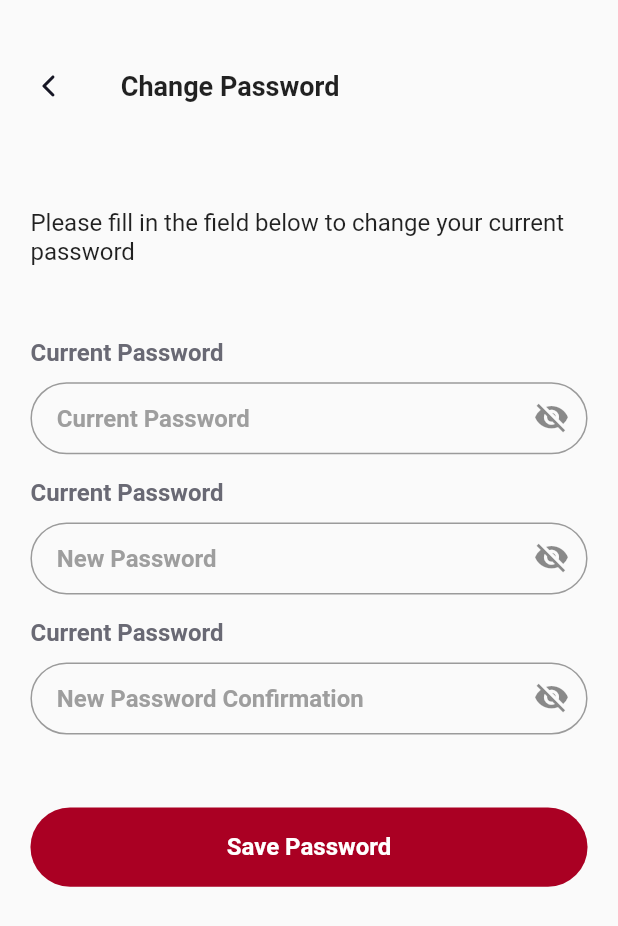
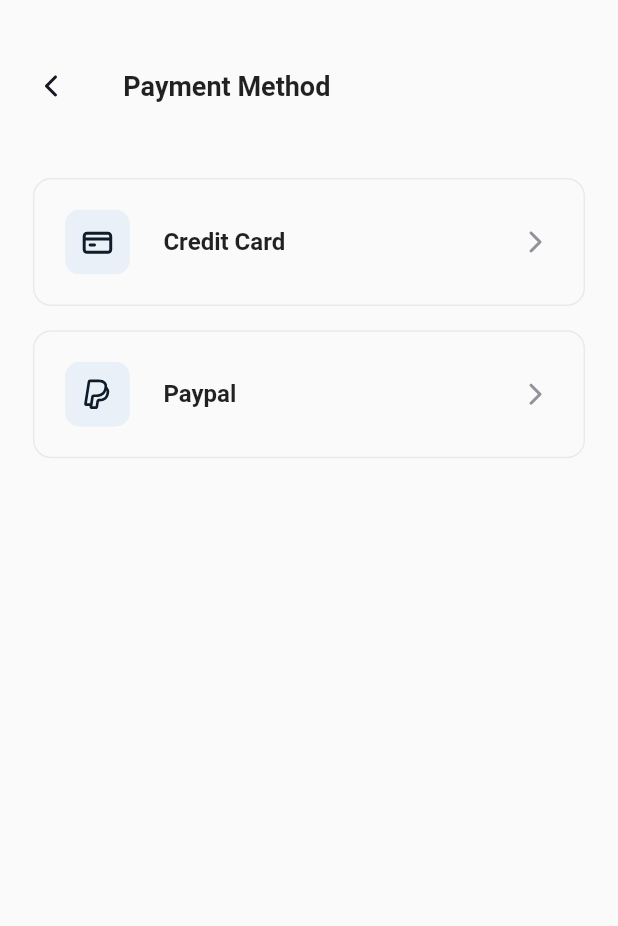
Before and after one commit to AbduraxmonAbdugafurovv/Organico_App, a Flutter app: the screen it shows after launch, on a phone screen of 412 x 824 dp. Shown: the top 926 px of the screen. Run offline on Flutter 3.47's test engine with Material 2 defaults, Android fonts, the phone set to English and light mode, and no system bars; our stand-ins replace bloc, connectivity_plus, flutter_bloc, flutter_screenutil, flutter_svg.

Commit message:
payment method

```diff
--- a/lib/core/constant/constant.dart
+++ b/lib/core/constant/constant.dart
@@ -9,6 +9,7 @@ class FontConst {
 }
 
 class ColorConst {
+  static Color greyAccent = const Color.fromRGBO(234, 234, 234, 1);
   static Color redColor = const Color(0xffab0023);
   static Color redAccentColor = const Color(0xffd33865);
   static Color purple = const Color(0xffd33865);
--- a/lib/main.dart
+++ b/lib/main.dart
@@ -32,7 +32,7 @@ class MyApp extends StatelessWidget {
           theme: ThemeData(
             primarySwatch: Colors.blue,
           ),
-          initialRoute: "change_password",
+          initialRoute: "payment_method",
           onGenerateRoute: MyRoutes.instance.onGenerateRoute,
           navigatorKey: NavigationService.instance.navigatorKey,
         );
--- a/lib/routes/routes.dart
+++ b/lib/routes/routes.dart
@@ -14,8 +14,10 @@ import 'package:organico/screens/home/view/home/vegetables_page.dart';
 import 'package:organico/screens/home/view/profile/change_password.dart';
 import 'package:organico/screens/home/view/profile/confirm_number_profile.dart';
 import 'package:organico/screens/home/view/profile/edit_profile.dart';
+import 'package:organico/screens/home/view/profile/my_address.dart';
 import 'package:organico/screens/home/view/profile/notification_setting.dart';
 import 'package:organico/screens/home/view/profile/notifixation.dart';
+import 'package:organico/screens/home/view/profile/payment_method.dart';
 
 class MyRoutes {
   static final MyRoutes _instance = MyRoutes._init();
@@ -56,6 +58,10 @@ class MyRoutes {
         return route(const ConfirmPhoneProfile());
       case "change_password":
         return route(const ChangePassword());
+      case "my_address":
+        return route(const MyAddressPage());
+        case "payment_method":
+        return route(const PaymentMethodPage());
     }
     return null;
   }
--- a/lib/screens/home/view/profile/change_password.dart
+++ b/lib/screens/home/view/profile/change_password.dart
@@ -73,15 +73,11 @@ class _ChangePasswordState extends State<ChangePassword> {
                                     .confirmpasswordController,
                                 "New Password Confirmation",
                                 true),
-
                           ],
                         ),
                       ),
                       SizedBox(height: ScreenUtil().setHeight(48)),
-                       InkWell(
-                              child: mainButton("Save Password"),
-                              onTap: () {},
-                            ),
+                      InkWell(child: mainButton("Save Password"), onTap: () {}),
                     ],
                   ),
                 ),
--- /dev/null
+++ b/lib/screens/home/view/profile/payment_method.dart
@@ -0,0 +1,79 @@
+import 'package:flutter/material.dart';
+import 'package:flutter_bloc/flutter_bloc.dart';
+import 'package:flutter_screenutil/flutter_screenutil.dart';
+import 'package:flutter_svg/svg.dart';
+import 'package:organico/base/baseview.dart';
+import 'package:organico/core/components/sign/back_and_title.dart';
+import 'package:organico/core/constant/constant.dart';
+import 'package:organico/screens/home/cubit/home_cubit.dart';
+import 'package:organico/screens/home/state/hone_state.dart';
+
+class PaymentMethodPage extends StatefulWidget {
+  const PaymentMethodPage({Key? key}) : super(key: key);
+
+  @override
+  State<PaymentMethodPage> createState() => _PaymentMethodPageState();
+}
+
+class _PaymentMethodPageState extends State<PaymentMethodPage> {
+  @override
+  Widget build(BuildContext context) {
+    return BaseView(
+        viewModal: PaymentMethodPage,
+        onPageBuildre: (context, widget) {
+          return BlocBuilder<HomeCubit, HomeState>(builder: (context, state) {
+            if (state is HomeInitial) {
+              return Scaffold(
+                body: Padding(
+                  padding: EdgeInsets.symmetric(
+                      horizontal: ScreenUtil().setWidth(20)),
+                  child: Column(
+                    children: [
+                      SizedBox(height: ScreenUtil().setHeight(24)),
+                      backAndTitleMethod("Payment Method"),
+                      SizedBox(height: ScreenUtil().setHeight(28)),
+                      paymentMethods("assets/icons/credit_card.svg","Credit Card"),
+                      SizedBox(height: ScreenUtil().setHeight(16)),
+                      paymentMethods("assets/icons/paypal.svg","Paypal"),
+                    ],
+                  ),
+                ),
+              );
+            } else if (state is HomeLoading) {
+              return const Center(
+                child: CircularProgressIndicator.adaptive(),
+              );
+            } else {
+              return const Text("Hato");
+            }
+          });
+        });
+  }
+
+  InkWell paymentMethods(icon,type) {
+    return InkWell(
+      child: Container(
+        height: ScreenUtil().setHeight(84),
+        decoration: BoxDecoration(
+            border: Border.all(color: ColorConst.greyAccent),
+            borderRadius: BorderRadius.circular(12)),
+        child: Padding(
+          padding: const EdgeInsets.all(20),
+          child: Row(
+            children: [
+              SvgPicture.asset(icon),
+              SizedBox(width: ScreenUtil().setWidth(20)),
+              Text(type,
+                  style: TextStyle(
+                      fontSize: FontConst.mediumFont,
+                      fontWeight: FontWeight.w600)),
+              const Expanded(child: SizedBox()),
+              SvgPicture.asset("assets/icons/right.svg")
+            ],
+          ),
+        ),
+      ),
+      onTap: () {},
+    );
+  }
+}
```
Also changed, not shown: lib/screens/home/view/profile/my_address.dart (added, +90 -0 lines), assets/icons/credit_card.svg (added), assets/icons/paypal.svg (added).
